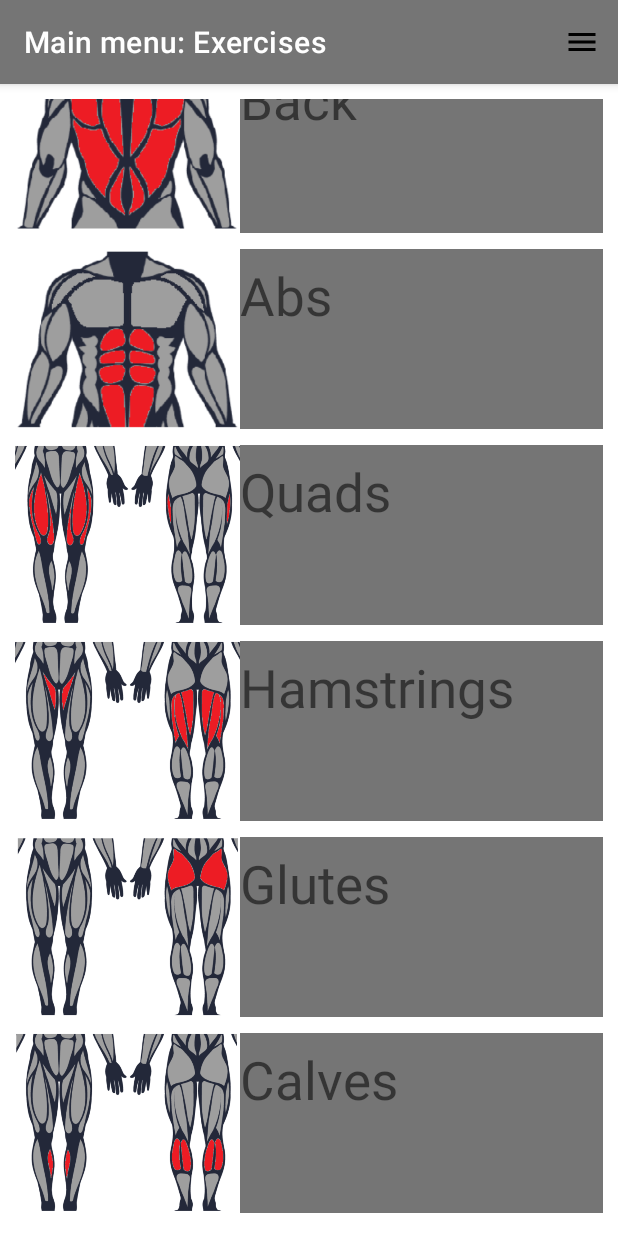
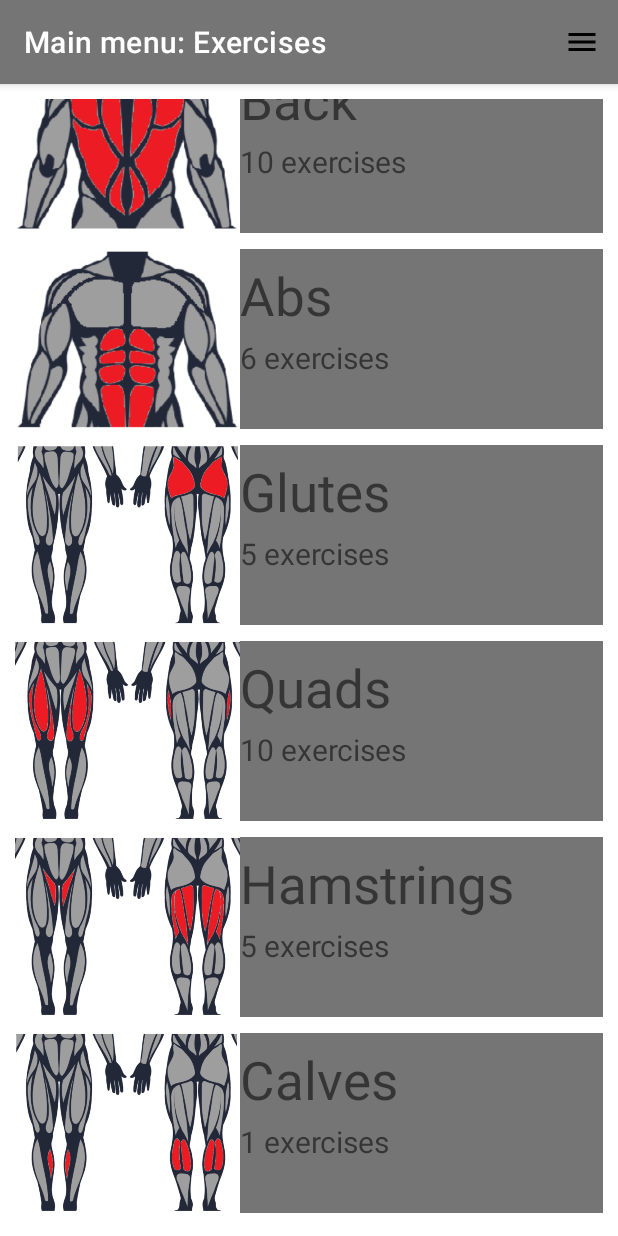
Before and after one commit to srdjankarlo/FitnessApp, an Android app: the screen it shows after launch (MuscleGroupsActivity_0), scrolled down 689 dp, on a phone screen of 412 x 824 dp. Run offline under Robolectric (Android 15) with nearby library versions, the phone set to English and light mode, and no system bars; our stand-ins replace Room's generated code.

Commit message:
Add number of exercises for each muscle group in muscle groups item

```diff
--- a/app/src/main/java/com/example/fitapp/ExercisesActivity_0_0.java
+++ b/app/src/main/java/com/example/fitapp/ExercisesActivity_0_0.java
@@ -42,7 +42,7 @@ public class ExercisesActivity_0_0 extends MuscleGroupsActivity_0 implements Exe
         setContentView(R.layout.activity_exercises);
 
         // change app bar title
-        Objects.requireNonNull(getSupportActionBar()).setTitle(muscleGroupCategory + " exercises");
+        Objects.requireNonNull(getSupportActionBar()).setTitle(categoryName + " exercises");
 
         // change app bar color
         ActionBar bar = getSupportActionBar();
--- a/app/src/main/java/com/example/fitapp/ExercisesRepository.java
+++ b/app/src/main/java/com/example/fitapp/ExercisesRepository.java
@@ -167,6 +167,9 @@ public class ExercisesRepository {
                 exercisesDao.insert(new ExercisesItem(R.drawable.abs, "Hanging Leg Raises", Arrays.asList("Abs")));
                 exercisesDao.insert(new ExercisesItem(R.drawable.abs, "Parallel Bar Leg Raises", Arrays.asList("Abs")));
 
+                exercisesDao.insert(new ExercisesItem(R.drawable.glutes, "Good Mornings", Arrays.asList("Glutes", "Hamstrings")));
+                exercisesDao.insert(new ExercisesItem(R.drawable.glutes, "Hip Thrust", Arrays.asList("Glutes", "Hamstrings")));
+
                 exercisesDao.insert(new ExercisesItem(R.drawable.quads, "Leg Extensions", Arrays.asList("Quads")));
                 exercisesDao.insert(new ExercisesItem(R.drawable.quads, "Squats", Arrays.asList("Quads", "Glutes", "Hamstrings")));
                 exercisesDao.insert(new ExercisesItem(R.drawable.quads, "Dumbbell Squats", Arrays.asList("Quads", "Glutes")));
@@ -175,11 +178,10 @@ public class ExercisesRepository {
                 exercisesDao.insert(new ExercisesItem(R.drawable.quads, "Dumbbell Lunges", Arrays.asList("Quads")));
                 exercisesDao.insert(new ExercisesItem(R.drawable.quads, "Barbell Lunges", Arrays.asList("Quads")));
                 exercisesDao.insert(new ExercisesItem(R.drawable.quads, "Bench Jump", Arrays.asList("Quads", "Hamstrings")));
-                exercisesDao.insert(new ExercisesItem(R.drawable.glutes, "Good Mornings", Arrays.asList("Glutes", "Hamstrings")));
                 exercisesDao.insert(new ExercisesItem(R.drawable.quads, "Single Leg Squats", Arrays.asList("Quads")));
                 exercisesDao.insert(new ExercisesItem(R.drawable.quads, "Open Jump", Arrays.asList("Quads")));
+
                 exercisesDao.insert(new ExercisesItem(R.drawable.hamstrings, "Leg Curls", Arrays.asList("Hamstrings", "Calves")));
-                exercisesDao.insert(new ExercisesItem(R.drawable.glutes, "Hip Thrust", Arrays.asList("Glutes", "Hamstrings")));
             }
             return null;
         }
--- a/app/src/main/java/com/example/fitapp/MuscleGroupsAdapter.java
+++ b/app/src/main/java/com/example/fitapp/MuscleGroupsAdapter.java
@@ -41,7 +41,7 @@ public class MuscleGroupsAdapter extends RecyclerView.Adapter<MuscleGroupsAdapte
     public void onBindViewHolder(@NonNull ViewHolder holder, int position) {
         holder.MainMenuRecView_ImageView1.setImageResource(muscleGroupsItems.get(position).getImage());
         holder.MainMenuRecView_TextView1.setText(muscleGroupsItems.get(position).getName());
-        //holder.MainMenuRecView_TextView2.setText(muscleGroupsItems.get(position).getNumberOfExercises());
+        holder.MainMenuRecView_TextView2.setText(String.format("%s exercises", String.valueOf(muscleGroupsItems.get(position).getNumberOfExercises())));
     }
 
     @Override
@@ -65,19 +65,19 @@ public class MuscleGroupsAdapter extends RecyclerView.Adapter<MuscleGroupsAdapte
     public class ViewHolder extends RecyclerView.ViewHolder{
 
         // if we want to have access to elements inside view object, add them as fields of this inner class
-        private ConstraintLayout MainMenuRecView_Layout;  // to be able to set on click listener
+        //private ConstraintLayout MainMenuRecView_Layout;  // to be able to set on click listener
         private ImageView MainMenuRecView_ImageView1;
         private TextView MainMenuRecView_TextView1;
-        //private TextView MainMenuRecView_TextView2;
+        private TextView MainMenuRecView_TextView2;
 
         // to create constructor, press Alt+ins
         public ViewHolder(@NonNull View itemView, MuscleGroupsInterface mainMenuRecViewInterface) {
             super(itemView);
-            context = itemView.getContext();
-            MainMenuRecView_Layout = itemView.findViewById(R.id.mu_groups_it_Layout);
+            //context = itemView.getContext();
+            //MainMenuRecView_Layout = itemView.findViewById(R.id.mu_groups_it_Layout);
             MainMenuRecView_ImageView1 = itemView.findViewById(R.id.mu_groups_it_ImageView1);
             MainMenuRecView_TextView1 = itemView.findViewById(R.id.mu_groups_it_TextView1);
-            //MainMenuRecView_TextView2 = itemView.findViewById(R.id.mu_groups_it_TextView2);
+            MainMenuRecView_TextView2 = itemView.findViewById(R.id.mu_groups_it_TextView2);
 
             // set on click
             itemView.setOnClickListener(new View.OnClickListener() {
--- a/app/src/main/java/com/example/fitapp/MuscleGroupsItem.java
+++ b/app/src/main/java/com/example/fitapp/MuscleGroupsItem.java
@@ -12,20 +12,19 @@ public class MuscleGroupsItem implements Parcelable {
     @DrawableRes
     private int image;
     private String name;
-    //private String numberOfExercises;  // ToDo: for future think of a way how to display number of exercises for each group
+    private int numberOfExercises;
 
-    //public MuscleGroupsItem(@DrawableRes int image, String name, String numberOfExercises) {
-    public MuscleGroupsItem(@DrawableRes int image, String name) {
+    public MuscleGroupsItem(@DrawableRes int image, String name, int numberOfExercises) {
         this.image = image;
         this.name = name;
-        //this.numberOfExercises = numberOfExercises;
+        this.numberOfExercises = numberOfExercises;
     }
 
     // next 4 methods are implemented because of passing custom data as intent to other activities
     protected MuscleGroupsItem(Parcel in){
         image = in.readInt();
         name = in.readString();
-        //numberOfExercises = in.readString();
+        numberOfExercises = in.readInt();
     }
 
     public static final Creator<MuscleGroupsItem> CREATOR = new Creator<MuscleGroupsItem>() {
@@ -49,7 +48,7 @@ public class MuscleGroupsItem implements Parcelable {
     public void writeToParcel(Parcel dest, int flags){
         dest.writeInt(image);
         dest.writeString(name);
-        //dest.writeString(numberOfExercises);
+        dest.writeInt(numberOfExercises);
     }
 
     @DrawableRes
@@ -69,14 +68,13 @@ public class MuscleGroupsItem implements Parcelable {
         this.name = name;
     }
 
-    //public String getNumberOfExercises() {
-    //
-    //    return numberOfExercises;
-    //}
+    public int getNumberOfExercises() {
+        return numberOfExercises;
+    }
 
-    //public void setNumberOfExercises(String numberOfExercises) {
-    //    this.numberOfExercises = numberOfExercises;
-    //}
+    public void setNumberOfExercises(int numberOfExercises) {
+        this.numberOfExercises = numberOfExercises;
+    }
 
     @NonNull
     @Override
@@ -84,7 +82,7 @@ public class MuscleGroupsItem implements Parcelable {
         return "MainMenuRecViewItem{" +
                 "CommonRecViewName='" + name + '\'' +
                 ", CommonRecViewImage=" + image + '\'' +
-                //", CommonRecViewTextView2=" + numberOfExercises + '\'' +
+                ", CommonRecViewNumOfEx=" + numberOfExercises + '\'' +
                 '}';
     }
 }
--- a/app/src/main/res/layout/muscle_groups_item.xml
+++ b/app/src/main/res/layout/muscle_groups_item.xml
@@ -40,21 +40,19 @@
         app:layout_constraintTop_toBottomOf="@+id/mu_groups_it_divider1"
         app:layout_constraintVertical_bias="0.1" />
 
-<!--    <TextView-->
-<!--        android:id="@+id/mu_groups_it_TextView2"-->
-<!--        android:layout_width="wrap_content"-->
-<!--        android:layout_height="wrap_content"-->
-<!--        android:text="@string/ac_ma_me_it_TextView_text"-->
-<!--        android:textAlignment="viewStart"-->
-<!--        android:textSize="25sp"-->
-<!--        android:textColor="@color/white"-->
-<!--        android:background="@color/black"-->
-<!--        app:layout_constraintBottom_toTopOf="@+id/mu_groups_it_divider2"-->
-<!--        app:layout_constraintEnd_toEndOf="parent"-->
-<!--        app:layout_constraintHorizontal_bias="0.0"-->
-<!--        app:layout_constraintStart_toEndOf="@+id/mu_groups_it_ImageView1"-->
-<!--        app:layout_constraintTop_toBottomOf="@+id/mu_groups_it_TextView1"-->
-<!--        app:layout_constraintVertical_bias="0.0" />-->
+    <TextView
+        android:id="@+id/mu_groups_it_TextView2"
+        android:layout_width="wrap_content"
+        android:layout_height="wrap_content"
+        android:text="Number of Exercises"
+        android:textAlignment="viewStart"
+        android:textSize="20sp"
+        app:layout_constraintBottom_toTopOf="@+id/mu_groups_it_divider2"
+        app:layout_constraintEnd_toEndOf="parent"
+        app:layout_constraintHorizontal_bias="0.0"
+        app:layout_constraintStart_toEndOf="@+id/mu_groups_it_ImageView1"
+        app:layout_constraintTop_toBottomOf="@+id/mu_groups_it_TextView1"
+        app:layout_constraintVertical_bias="0.1" />
 
     <View
         android:id="@+id/mu_groups_it_divider2"
```
Also changed, not shown: app/src/main/java/com/example/fitapp/MuscleGroupsActivity_0.java (+70 -112 lines).
